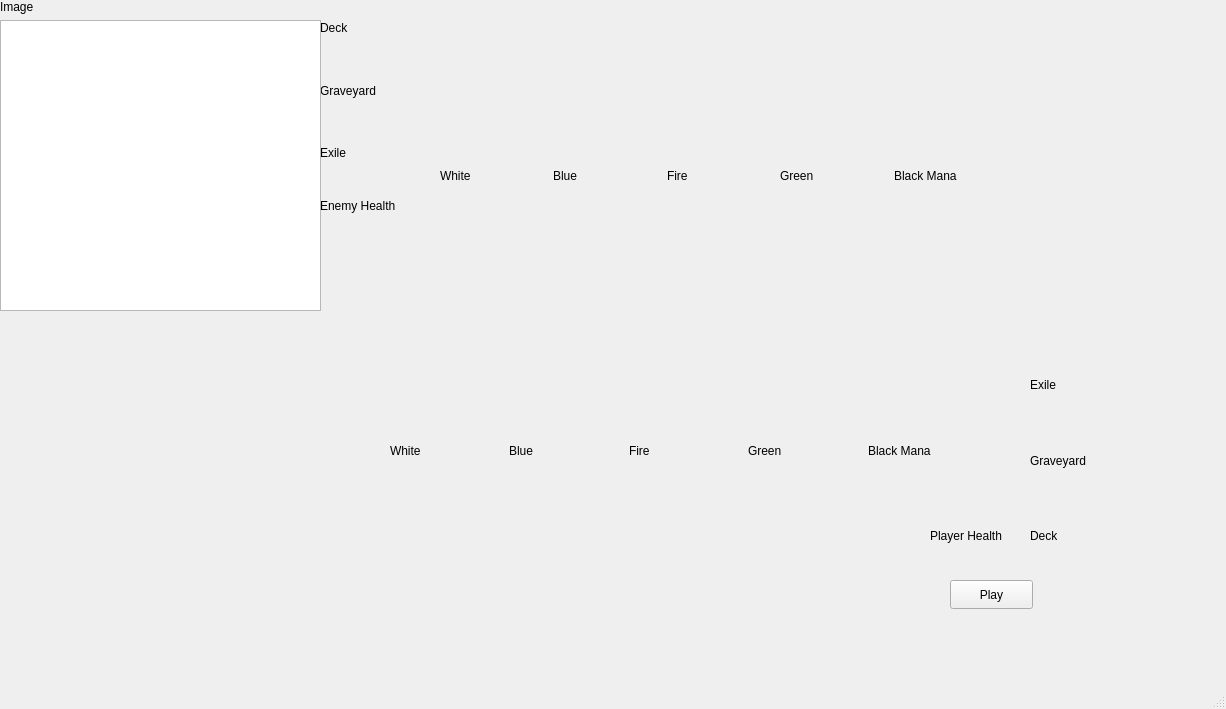
This is mainwindow.ui in chammond123/Magic-Tutorial as Qt 5 draws it before an edit. The edited form follows.
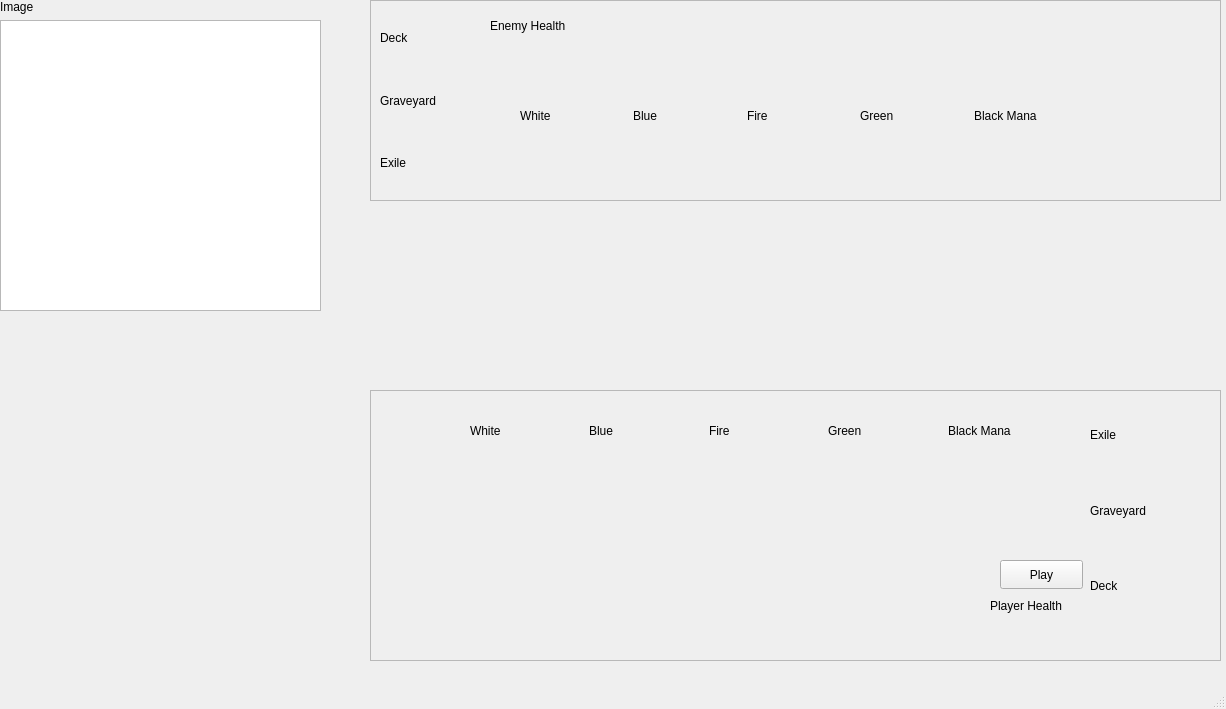
This is the edited form.

Commit message: Updated names for frames.

Patch:
```diff
--- a/mainwindow.ui
+++ b/mainwindow.ui
@@ -14,11 +14,81 @@
    <string>MainWindow</string>
   </property>
   <widget class="QWidget" name="centralwidget">
+   <widget class="QWidget" name="verticalLayoutWidget_3">
+    <property name="geometry">
+     <rect>
+      <x>0</x>
+      <y>0</y>
+      <width>321</width>
+      <height>311</height>
+     </rect>
+    </property>
+    <layout class="QVBoxLayout" name="verticalLayout">
+     <item>
+      <widget class="QLabel" name="MagnifierImage">
+       <property name="text">
+        <string>Image</string>
+       </property>
+      </widget>
+     </item>
+     <item>
+      <widget class="QTextEdit" name="CardDescription"/>
+     </item>
+    </layout>
+   </widget>
+   <widget class="QFrame" name="playerContainer">
+    <property name="geometry">
+     <rect>
+      <x>370</x>
+      <y>390</y>
+      <width>851</width>
+      <height>271</height>
+     </rect>
+    </property>
+    <property name="frameShape">
+     <enum>QFrame::Shape::StyledPanel</enum>
+    </property>
+    <property name="frameShadow">
+     <enum>QFrame::Shadow::Raised</enum>
+    </property>
+    <widget class="QWidget" name="verticalLayoutWidget">
+     <property name="geometry">
+      <rect>
+       <x>720</x>
+       <y>10</y>
+       <width>121</width>
+       <height>221</height>
+      </rect>
+     </property>
+     <layout class="QVBoxLayout" name="PlayerDeckZone">
+      <item>
+       <widget class="QLabel" name="label_13">
+        <property name="text">
+         <string>Exile</string>
+        </property>
+       </widget>
+      </item>
+      <item>
+       <widget class="QLabel" name="label_12">
+        <property name="text">
+         <string>Graveyard</string>
+        </property>
+       </widget>
+      </item>
+      <item>
+       <widget class="QLabel" name="label">
+        <property name="text">
+         <string>Deck</string>
+        </property>
+       </widget>
+      </item>
+     </layout>
+    </widget>
    <widget class="QWidget" name="horizontalLayoutWidget">
     <property name="geometry">
      <rect>
-      <x>390</x>
-      <y>420</y>
+       <x>100</x>
+       <y>10</y>
       <width>591</width>
       <height>61</height>
      </rect>
@@ -61,11 +131,64 @@
      </item>
     </layout>
    </widget>
+    <widget class="QWidget" name="gridLayoutWidget">
+     <property name="geometry">
+      <rect>
+       <x>100</x>
+       <y>120</y>
+       <width>501</width>
+       <height>141</height>
+      </rect>
+     </property>
+     <layout class="QGridLayout" name="PlayerHand"/>
+    </widget>
+    <widget class="QLabel" name="PlayerHealth">
+     <property name="geometry">
+      <rect>
+       <x>620</x>
+       <y>200</y>
+       <width>101</width>
+       <height>31</height>
+      </rect>
+     </property>
+     <property name="text">
+      <string>Player Health</string>
+     </property>
+    </widget>
+    <widget class="QPushButton" name="playCardButton">
+     <property name="geometry">
+      <rect>
+       <x>630</x>
+       <y>170</y>
+       <width>83</width>
+       <height>29</height>
+      </rect>
+     </property>
+     <property name="text">
+      <string>Play</string>
+     </property>
+    </widget>
+   </widget>
+   <widget class="QFrame" name="enemyContainer">
+    <property name="geometry">
+     <rect>
+      <x>370</x>
+      <y>0</y>
+      <width>851</width>
+      <height>201</height>
+     </rect>
+    </property>
+    <property name="frameShape">
+     <enum>QFrame::Shape::StyledPanel</enum>
+    </property>
+    <property name="frameShadow">
+     <enum>QFrame::Shadow::Raised</enum>
+    </property>
    <widget class="QWidget" name="horizontalLayoutWidget_2">
     <property name="geometry">
      <rect>
-      <x>440</x>
-      <y>140</y>
+       <x>150</x>
+       <y>80</y>
       <width>561</width>
       <height>71</height>
      </rect>
@@ -108,57 +231,11 @@
      </item>
     </layout>
    </widget>
-   <widget class="QWidget" name="verticalLayoutWidget">
-    <property name="geometry">
-     <rect>
-      <x>1030</x>
-      <y>350</y>
-      <width>121</width>
-      <height>221</height>
-     </rect>
-    </property>
-    <layout class="QVBoxLayout" name="PlayerDeckZone">
-     <item>
-      <widget class="QLabel" name="label_13">
-       <property name="text">
-        <string>Exile</string>
-       </property>
-      </widget>
-     </item>
-     <item>
-      <widget class="QLabel" name="label_12">
-       <property name="text">
-        <string>Graveyard</string>
-       </property>
-      </widget>
-     </item>
-     <item>
-      <widget class="QLabel" name="label">
-       <property name="text">
-        <string>Deck</string>
-       </property>
-      </widget>
-     </item>
-    </layout>
-   </widget>
-   <widget class="QPushButton" name="playCardButton">
-    <property name="geometry">
-     <rect>
-      <x>950</x>
-      <y>580</y>
-      <width>83</width>
-      <height>29</height>
-     </rect>
-    </property>
-    <property name="text">
-     <string>Play</string>
-    </property>
-   </widget>
    <widget class="QWidget" name="verticalLayoutWidget_2">
     <property name="geometry">
      <rect>
-      <x>320</x>
-      <y>0</y>
+       <x>10</x>
+       <y>10</y>
       <width>91</width>
       <height>181</height>
      </rect>
@@ -187,24 +264,11 @@
      </item>
     </layout>
    </widget>
-   <widget class="QLabel" name="PlayerHealth">
-    <property name="geometry">
-     <rect>
-      <x>930</x>
-      <y>520</y>
-      <width>101</width>
-      <height>31</height>
-     </rect>
-    </property>
-    <property name="text">
-     <string>Player Health</string>
-    </property>
-   </widget>
    <widget class="QLabel" name="EnemyHealth">
     <property name="geometry">
      <rect>
-      <x>320</x>
-      <y>190</y>
+       <x>120</x>
+       <y>10</y>
       <width>101</width>
       <height>31</height>
      </rect>
@@ -213,38 +277,28 @@
      <string>Enemy Health</string>
     </property>
    </widget>
-   <widget class="QWidget" name="gridLayoutWidget">
+   </widget>
+   <widget class="QWidget" name="gridLayoutWidget_2">
     <property name="geometry">
      <rect>
-      <x>430</x>
-      <y>490</y>
-      <width>501</width>
-      <height>141</height>
+      <x>370</x>
+      <y>200</y>
+      <width>851</width>
+      <height>91</height>
      </rect>
     </property>
-    <layout class="QGridLayout" name="PlayerHand"/>
+    <layout class="QGridLayout" name="enemyBattlefield"/>
    </widget>
-   <widget class="QWidget" name="verticalLayoutWidget_3">
+   <widget class="QWidget" name="gridLayoutWidget_3">
     <property name="geometry">
      <rect>
-      <x>0</x>
-      <y>0</y>
-      <width>321</width>
-      <height>311</height>
+      <x>370</x>
+      <y>299</y>
+      <width>851</width>
+      <height>91</height>
      </rect>
     </property>
-    <layout class="QVBoxLayout" name="verticalLayout">
-     <item>
-      <widget class="QLabel" name="MagnifierImage">
-       <property name="text">
-        <string>Image</string>
-       </property>
-      </widget>
-     </item>
-     <item>
-      <widget class="QTextEdit" name="CardDescription"/>
-     </item>
-    </layout>
+    <layout class="QGridLayout" name="playerBattlefield"/>
    </widget>
   </widget>
   <widget class="QMenuBar" name="menubar">
```
Left out of the diff: 2 changed lines with no effect on the pictures. Lines whose indentation alone changed are shown as unchanged.
